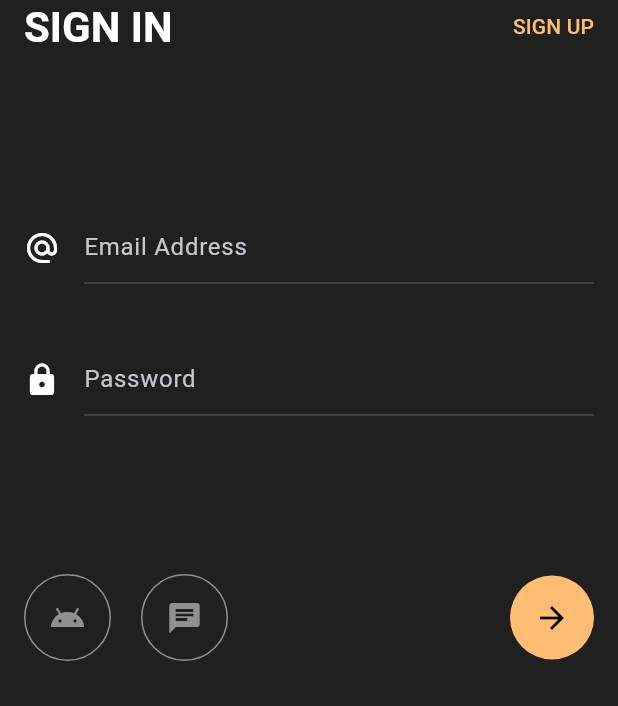
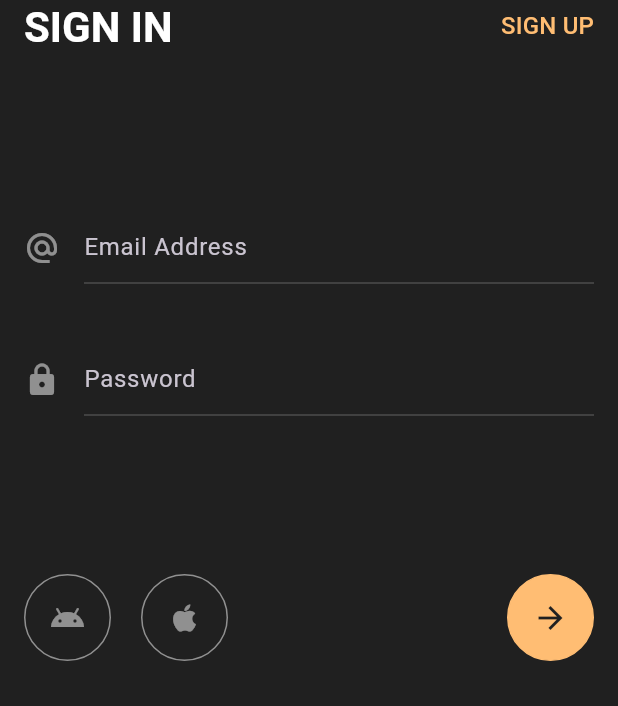
Before and after one commit to mobasaradev/beautiful_authentication_ui, a Flutter app: the screen it shows after launch, after a tap on "START LEARNING", on a phone screen of 412 x 824 dp, the part 530-1236 px from its top. Run offline on Flutter 3.47's test engine with Material 3 defaults, Android fonts, the phone set to English and light mode, and no system bars.

Commit message:
Refactor: The code stractur, reusable code

```diff
--- a/lib/main.dart
+++ b/lib/main.dart
@@ -1,14 +1,14 @@
-import 'package:auth_ui/constants.dart';
+import 'package:auth_ui/utils/app_colors.dart';
 import 'package:flutter/material.dart';
 
-import 'sign_in.dart';
+import 'modules/welcome/view/welcome_page.dart';
 
 void main() {
   runApp(const MyApp());
 }
 
 class MyApp extends StatelessWidget {
-  const MyApp({Key? key}) : super(key: key);
+  const MyApp({super.key});
 
   @override
   Widget build(BuildContext context) {
@@ -20,109 +20,21 @@ class MyApp extends StatelessWidget {
         primaryColor: kPrimaryColor,
         scaffoldBackgroundColor: kBackGroundColor,
         textTheme: const TextTheme(
-          headline4:
-              TextStyle(color: Colors.white, fontWeight: FontWeight.bold),
-          button: TextStyle(color: kPrimaryColor),
+          headlineMedium: TextStyle(
+            color: kWhiteColor,
+            fontWeight: FontWeight.bold,
+          ),
+          titleMedium: TextStyle(color: kPrimaryColor),
         ),
         inputDecorationTheme: InputDecorationTheme(
           enabledBorder: UnderlineInputBorder(
             borderSide: BorderSide(
-              color: Colors.white.withOpacity(.2),
+              color: kWhiteColor.withOpacity(.2),
             ),
           ),
-
         ),
       ),
       home: const WelcomeScreen(),
     );
   }
 }
-
-class WelcomeScreen extends StatelessWidget {
-  const WelcomeScreen({Key? key}) : super(key: key);
-
-  @override
-  Widget build(BuildContext context) {
-    return Scaffold(
-      body: Column(
-        mainAxisAlignment: MainAxisAlignment.spaceEvenly,
-        children: [
-          Expanded(
-            flex: 3,
-            child: Container(
-              decoration: const BoxDecoration(
-                image: DecorationImage(
-                  image: AssetImage("assets/splash.jpg"),
-                  fit: BoxFit.cover,
-                ),
-              ),
-            ),
-          ),
-          Expanded(
-            child: Column(
-              children: [
-                RichText(
-                  textAlign: TextAlign.center,
-                  text: TextSpan(
-                    children: [
-                      TextSpan(
-                        text: "BAKING LESSONS \n",
-                        style: Theme.of(context).textTheme.headline4,
-                      ),
-                      TextSpan(
-                        text: "MASTER THE ART OF BAKING",
-                        style: Theme.of(context).textTheme.headlineSmall,
-                      ),
-                    ],
-                  ),
-                ),
-                const SizedBox(
-                  height: 10,
-                ),
-                FittedBox(
-                  child: GestureDetector(
-                    onTap: () {
-                      Navigator.push(
-                        context,
-                        MaterialPageRoute(
-                          builder: (context) => const SignIn(),
-                        ),
-                      );
-                    },
-                    child: Container(
-                      margin: const EdgeInsets.only(bottom: 25),
-                      padding: const EdgeInsets.symmetric(
-                          horizontal: 26, vertical: 16),
-                      decoration: BoxDecoration(
-                        borderRadius: BorderRadius.circular(25),
-                        color: kPrimaryColor,
-                      ),
-                      child: Row(
-                        children: [
-                          Text(
-                            "START LEARNING",
-                            style: Theme.of(context)
-                                .textTheme
-                                .button!
-                                .copyWith(color: Colors.black),
-                          ),
-                          const SizedBox(
-                            width: 10,
-                          ),
-                          const Icon(
-                            Icons.arrow_forward,
-                            color: Colors.black,
-                          ),
-                        ],
-                      ),
-                    ),
-                  ),
-                ),
-              ],
-            ),
-          ),
-        ],
-      ),
-    );
-  }
-}
--- /dev/null
+++ b/lib/modules/auth/view/sign_in.dart
@@ -0,0 +1,86 @@
+import 'package:auth_ui/modules/auth/widgets/custom_icon_button.dart';
+import 'package:auth_ui/modules/auth/widgets/custom_text_field.dart';
+import 'package:flutter/material.dart';
+
+class SignIn extends StatelessWidget {
+  const SignIn({super.key});
+
+  @override
+  Widget build(BuildContext context) {
+    return Scaffold(
+      body: Column(
+        children: [
+          Expanded(
+            flex: 3,
+            child: Container(
+              decoration: const BoxDecoration(
+                image: DecorationImage(
+                  image: AssetImage("assets/splash.jpg"),
+                  fit: BoxFit.cover,
+                  alignment: Alignment.bottomCenter,
+                ),
+              ),
+            ),
+          ),
+          Expanded(
+            flex: 4,
+            child: Padding(
+              padding: const EdgeInsets.symmetric(horizontal: 16),
+              child: Column(
+                children: [
+                  Row(
+                    mainAxisAlignment: MainAxisAlignment.spaceBetween,
+                    children: [
+                      Text(
+                        "SIGN IN",
+                        style: Theme.of(context).textTheme.headlineMedium,
+                      ),
+                      Text(
+                        "SIGN UP",
+                        style: Theme.of(context).textTheme.titleMedium,
+                      ),
+                    ],
+                  ),
+                  const Spacer(),
+                  const CustomTextField(
+                    hintText: "Email Address",
+                    icon: Icons.alternate_email,
+                    keyboardType: TextInputType.emailAddress,
+                  ),
+                  const SizedBox(height: 40),
+                  const CustomTextField(
+                    hintText: "Password",
+                    icon: Icons.lock,
+                    keyboardType: TextInputType.text,
+                  ),
+                  const Spacer(),
+                  const Padding(
+                    padding: EdgeInsets.only(bottom: 30),
+                    child: Row(
+                      children: [
+                        CustomIconButton(
+                          icon: Icons.android,
+                          isPrimary: false,
+                        ),
+                        SizedBox(width: 20),
+                        CustomIconButton(
+                          icon: Icons.apple,
+                          isPrimary: false,
+                        ),
+                        Spacer(),
+                        CustomIconButton(
+                          icon: Icons.arrow_forward,
+                          isPrimary: true,
+                        ),
+                      ],
+                    ),
+                  )
+                ],
+              ),
+            ),
+          ),
+        ],
+      ),
+    );
+  }
+}
--- /dev/null
+++ b/lib/modules/auth/widgets/custom_icon_button.dart
@@ -0,0 +1,32 @@
+import 'package:flutter/material.dart';
+
+import '../../../utils/app_colors.dart';
+
+class CustomIconButton extends StatelessWidget {
+  const CustomIconButton({
+    super.key,
+    required this.icon,
+    this.isPrimary = false,
+  });
+
+  final IconData icon;
+  final bool isPrimary;
+
+  @override
+  Widget build(BuildContext context) {
+    return Container(
+      padding: const EdgeInsets.all(16.0),
+      decoration: BoxDecoration(
+        shape: BoxShape.circle,
+        color: isPrimary ? kPrimaryColor : kTransparentColor,
+        border: Border.all(
+          color: isPrimary ? kPrimaryColor : kWhiteColor.withOpacity(0.5),
+        ),
+      ),
+      child: Icon(
+        icon,
+        color: isPrimary ? kBackGroundColor : kWhiteColor.withOpacity(0.5),
+      ),
+    );
+  }
+}
--- /dev/null
+++ b/lib/modules/auth/widgets/custom_text_field.dart
@@ -0,0 +1,45 @@
+import 'package:flutter/material.dart';
+
+import '../../../utils/app_colors.dart';
+
+class CustomTextField extends StatelessWidget {
+  const CustomTextField({
+    super.key,
+    required this.icon,
+    required this.hintText,
+    required this.keyboardType,
+  });
+
+  final IconData icon;
+  final String hintText;
+  final TextInputType keyboardType;
+
+  @override
+  Widget build(BuildContext context) {
+    return Row(
+      crossAxisAlignment: CrossAxisAlignment.center,
+      children: [
+        Padding(
+          padding: const EdgeInsets.only(right: 16),
+          child: Icon(
+            icon,
+            color: kWhiteColor.withOpacity(0.5),
+          ),
+        ),
+        Expanded(
+          child: TextField(
+            keyboardType: keyboardType,
+            decoration: InputDecoration(
+              hintText: hintText,
+              focusedBorder: UnderlineInputBorder(
+                borderSide: BorderSide(
+                  color: kPrimaryColor.withOpacity(0.5),
+                ),
+              ),
+            ),
+          ),
+        ),
+      ],
+    );
+  }
+}
--- /dev/null
+++ b/lib/modules/welcome/view/welcome_page.dart
@@ -0,0 +1,90 @@
+import 'package:flutter/material.dart';
+
+import '../../../utils/app_colors.dart';
+import '../../auth/view/sign_in.dart';
+
+class WelcomeScreen extends StatelessWidget {
+  const WelcomeScreen({super.key});
+
+  @override
+  Widget build(BuildContext context) {
+    return Scaffold(
+      body: Column(
+        mainAxisAlignment: MainAxisAlignment.spaceEvenly,
+        children: [
+          Expanded(
+            flex: 3,
+            child: Container(
+              decoration: const BoxDecoration(
+                image: DecorationImage(
+                  image: AssetImage("assets/splash.jpg"),
+                  fit: BoxFit.cover,
+                ),
+              ),
+            ),
+          ),
+          Expanded(
+            child: Column(
+              children: [
+                RichText(
+                  textAlign: TextAlign.center,
+                  text: TextSpan(
+                    children: [
+                      TextSpan(
+                        text: "BAKING LESSONS \n",
+                        style: Theme.of(context).textTheme.headlineMedium,
+                      ),
+                      TextSpan(
+                        text: "MASTER THE ART OF BAKING",
+                        style: Theme.of(context).textTheme.headlineSmall,
+                      ),
+                    ],
+                  ),
+                ),
+                const SizedBox(height: 15),
+                FittedBox(
+                  child: GestureDetector(
+                    onTap: () {
+                      Navigator.push(
+                        context,
+                        MaterialPageRoute(
+                          builder: (context) => const SignIn(),
+                        ),
+                      );
+                    },
+                    child: Container(
+                      padding: const EdgeInsets.symmetric(
+                        horizontal: 26,
+                        vertical: 16,
+                      ),
+                      decoration: BoxDecoration(
+                        borderRadius: BorderRadius.circular(25),
+                        color: kPrimaryColor,
+                      ),
+                      child: Row(
+                        children: [
+                          Text(
+                            "START LEARNING",
+                            style: Theme.of(context)
+                                .textTheme
+                                .labelLarge!
+                                .copyWith(color: kBackGroundColor),
+                          ),
+                          const SizedBox(width: 10),
+                          const Icon(
+                            Icons.arrow_forward,
+                            color: kBackGroundColor,
+                          ),
+                        ],
+                      ),
+                    ),
+                  ),
+                ),
+              ],
+            ),
+          ),
+        ],
+      ),
+    );
+  }
+}
--- a/lib/sign_in.dart
+++ /dev/null
@@ -1,135 +0,0 @@
-import 'package:auth_ui/constants.dart';
-import 'package:flutter/material.dart';
-
-class SignIn extends StatelessWidget {
-  const SignIn({Key? key}) : super(key: key);
-
-  @override
-  Widget build(BuildContext context) {
-    return Scaffold(
-      body: Column(
-        children: [
-          Expanded(
-            flex: 3,
-            child: Container(
-              decoration: const BoxDecoration(
-                image: DecorationImage(
-                  image: AssetImage("assets/splash.jpg"),
-                  fit: BoxFit.cover,
-                  alignment: Alignment.bottomCenter,
-                ),
-              ),
-            ),
-          ),
-          Expanded(
-              flex: 4,
-              child: Padding(
-                padding: const EdgeInsets.symmetric(horizontal: 16),
-                child: Column(
-                  children: [
-                    Row(
-                      mainAxisAlignment: MainAxisAlignment.spaceBetween,
-                      children: [
-                        Text(
-                          "SIGN IN",
-                          style: Theme.of(context).textTheme.headline4,
-                        ),
-                        Text(
-                          "SIGN UP",
-                          style: Theme.of(context).textTheme.button,
-                        ),
-                      ],
-                    ),
-                    const Spacer(),
-                    Padding(
-                      padding: const EdgeInsets.only(bottom: 40),
-                      child: Row(
-                        crossAxisAlignment: CrossAxisAlignment.center,
-                        children: const [
-                          Padding(
-                            padding: EdgeInsets.only(right: 16),
-                            child: Icon(Icons.alternate_email),
-                          ),
-                          Expanded(
-                            child: TextField(
-                              decoration: InputDecoration(
-                                hintText: "Email Address",
-                              ),
-                            ),
-                          ),
-                        ],
-                      ),
-                    ),
-                    Row(
-                      crossAxisAlignment: CrossAxisAlignment.center,
-                      children: const [
-                        Padding(
-                          padding: EdgeInsets.only(right: 16),
-                          child: Icon(Icons.lock),
-                        ),
-                        Expanded(
-                          child: TextField(
-                            decoration: InputDecoration(
-                              hintText: "Password",
-                            ),
-                          ),
-                        ),
-                      ],
-                    ),
-                    const Spacer(),
-                    Padding(
-                      padding: const EdgeInsets.only(bottom: 30),
-                      child: Row(
-                        children: [
-                          Container(
-                            padding: const EdgeInsets.all(16.0),
-                            decoration: BoxDecoration(
-                              shape: BoxShape.circle,
-                              border: Border.all(
-                                color: Colors.white.withOpacity(0.5),
-                              ),
-                            ),
-                            child: Icon(
-                              Icons.android,
-                              color: Colors.white.withOpacity(.5),
-                            ),
-                          ),
-                          const SizedBox(
-                            width: 20,
-                          ),
-                          Container(
-                            padding: const EdgeInsets.all(16.0),
-                            decoration: BoxDecoration(
-                              shape: BoxShape.circle,
-                              border: Border.all(
-                                color: Colors.white.withOpacity(0.5),
-                              ),
-                            ),
-                            child: Icon(
-                              Icons.chat,
-                              color: Colors.white.withOpacity(.5),
-                            ),
-                          ),
-                          const Spacer(),
-                          Container(
-                            padding: const EdgeInsets.all(16.0),
-                            decoration: const BoxDecoration(
-                              shape: BoxShape.circle,
-                              color: kPrimaryColor,
-                            ),
-                            child: const Icon(
-                              Icons.arrow_forward,
-                              color: Colors.black,
-                            ),
-                          ),
-                        ],
-                      ),
-                    )
-                  ],
-                ),
-              )),
-        ],
-      ),
-    );
-  }
-}
--- a/lib/constants.dart
+++ b/lib/utils/app_colors.dart
@@ -2,3 +2,5 @@ import 'package:flutter/material.dart';
 
 const kBackGroundColor = Color(0xFF202020);
 const kPrimaryColor = Color(0xFFFFBD73);
+const kWhiteColor = Colors.white;
+const kTransparentColor = Colors.transparent;
```
Also changed, not shown: pubspec.yaml (+1 -54 lines), assets/overview/sign_in.png (added), assets/overview/welcome.png (added), pubspec.lock, 2 other files.
